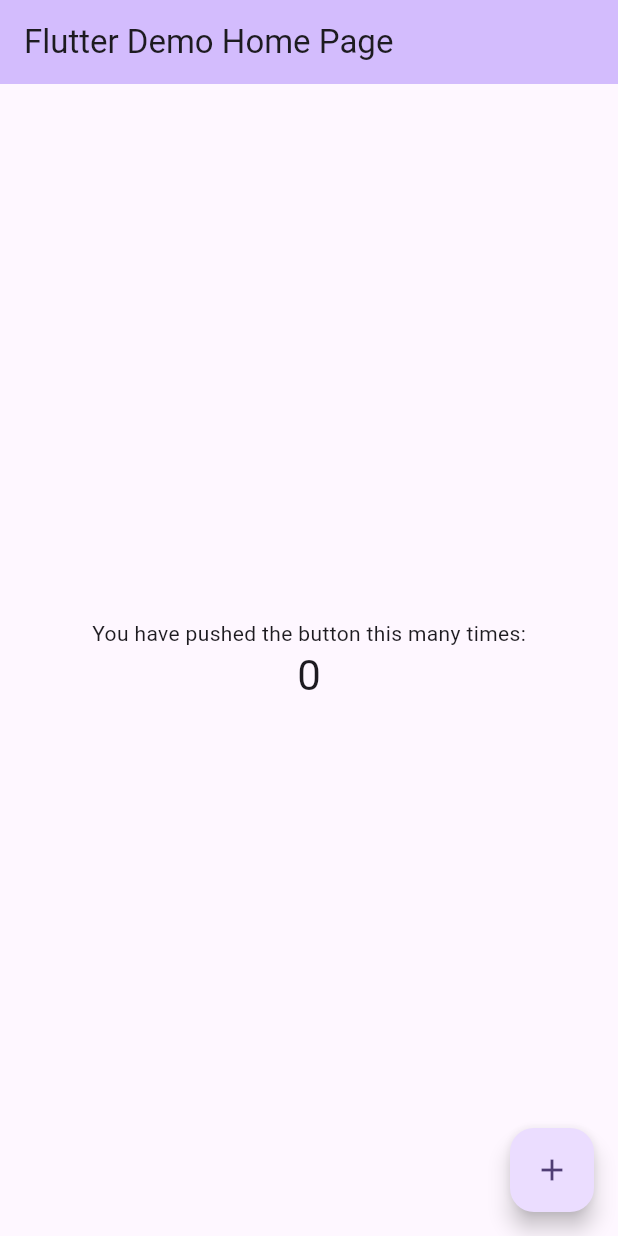
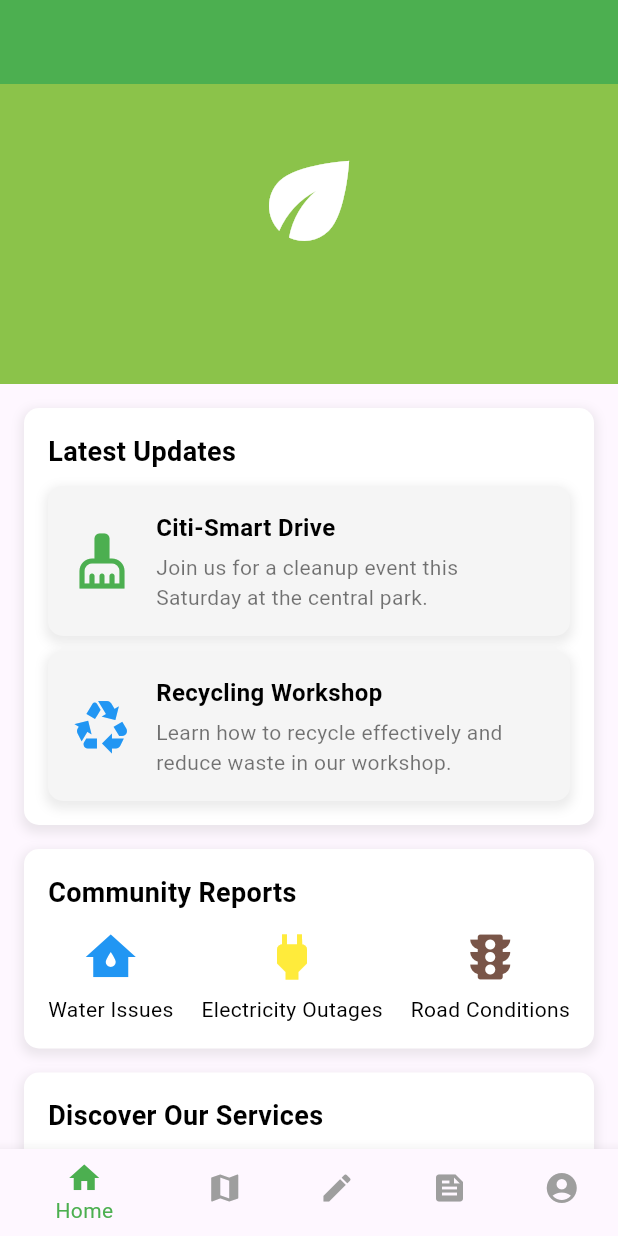
Before and after one commit to ComfortN/citi_smart, a Flutter app: the screen it shows after launch, on a phone screen of 412 x 824 dp. Run offline on Flutter 3.47's test engine with Material 3 defaults, Android fonts, the phone set to English and light mode, and no system bars.

Commit message:
flutter home page

```diff
--- /dev/null
+++ b/lib/home.dart
@@ -0,0 +1,269 @@
+import 'package:flutter/material.dart';
+
+class HomePage extends StatelessWidget {
+  const HomePage({super.key});
+
+  @override
+  Widget build(BuildContext context) {
+    return Scaffold(
+      appBar: AppBar(
+        backgroundColor: Colors.green,
+      ),
+      body: SingleChildScrollView(
+        child: Column(
+          crossAxisAlignment: CrossAxisAlignment.stretch,
+          children: <Widget>[
+            Container(
+              height: 200,
+              color: Colors.lightGreen,
+              child: Center(
+                child: Column(
+                  mainAxisAlignment: MainAxisAlignment.center,
+                  children: const <Widget>[
+                    Icon(Icons.eco, size: 80, color: Colors.white),
+                    SizedBox(height: 10),
+                    Text(
+                      '',
+                      style: TextStyle(
+                        color: Colors.white,
+                        fontSize: 24,
+                        fontWeight: FontWeight.bold,
+                        fontFamily: 'Sansita Swashed',
+                      ),
+                    ),
+                  ],
+                ),
+              ),
+            ),
+            const SizedBox(height: 16),
+            Padding(
+              padding: const EdgeInsets.symmetric(horizontal: 16.0),
+              child: Column(
+                crossAxisAlignment: CrossAxisAlignment.stretch,
+                children: <Widget>[
+                  _buildSection(
+                    title: 'Latest Updates',
+                    content: Column(
+                      children: <Widget>[
+                        _buildUpdateCard(
+                          'Citi-Smart Drive',
+                          'Join us for a cleanup event this Saturday at the central park.',
+                          Icons.cleaning_services,
+                          Colors.green,
+                        ),
+                        const SizedBox(height: 10),
+                        _buildUpdateCard(
+                          'Recycling Workshop',
+                          'Learn how to recycle effectively and reduce waste in our workshop.',
+                          Icons.recycling,
+                          Colors.blue,
+                        ),
+                      ],
+                    ),
+                  ),
+                  const SizedBox(height: 16),
+                  _buildSection(
+                    title: 'Community Reports',
+                    content: Row(
+                      mainAxisAlignment: MainAxisAlignment.spaceBetween,
+                      children: <Widget>[
+                        _buildReportCard('Water Issues', Icons.water_damage, Colors.blue),
+                        _buildReportCard('Electricity Outages', Icons.power, Colors.yellow),
+                        _buildReportCard('Road Conditions', Icons.traffic, Colors.brown),
+                      ],
+                    ),
+                  ),
+                  const SizedBox(height: 16),
+                  _buildSection(
+                    title: 'Discover Our Services',
+                    content: Row(
+                      mainAxisAlignment: MainAxisAlignment.spaceBetween,
+                      children: <Widget>[
+                        _buildService('Tutoring', Icons.school, Colors.grey),
+                        _buildService('Cleaning', Icons.cleaning_services, Colors.blue),
+                        _buildService('Planting', Icons.local_florist, Colors.green),
+                      ],
+                    ),
+                  ),
+                  const SizedBox(height: 16),
+                  Row(
+                    mainAxisAlignment: MainAxisAlignment.spaceBetween,
+                    children: <Widget>[
+                      _buildActionButton('Report Issue', 'Municipal problems', Icons.report, Colors.orange),
+                      _buildActionButton('Book Service', 'Home care services', Icons.book, Colors.blue),
+                    ],
+                  ),
+                ],
+              ),
+            ),
+          ],
+        ),
+      ),
+      bottomNavigationBar: BottomNavigationBar(
+        items: const <BottomNavigationBarItem>[
+          BottomNavigationBarItem(
+            icon: Icon(Icons.home),
+            label: 'Home',
+          ),
+          BottomNavigationBarItem(
+            icon: Icon(Icons.map),
+            label: 'Map',
+          ),
+          BottomNavigationBarItem(
+            icon: Icon(Icons.create),
+            label: 'Create',
+          ),
+          BottomNavigationBarItem(
+            icon: Icon(Icons.feed),
+            label: 'Social Feed',
+          ),
+          BottomNavigationBarItem(
+            icon: Icon(Icons.account_circle),
+            label: 'Account',
+          ),
+        ],
+        selectedItemColor: Colors.green,
+        unselectedItemColor: Colors.grey,
+      ),
+    );
+  }
+
+  Widget _buildSection({required String title, required Widget content}) {
+    return Container(
+      padding: const EdgeInsets.all(16.0),
+      decoration: BoxDecoration(
+        color: Colors.white,
+        borderRadius: BorderRadius.circular(10),
+        boxShadow: [
+          BoxShadow(
+            color: Colors.grey.withOpacity(0.2),
+            spreadRadius: 2,
+            blurRadius: 5,
+            offset: const Offset(0, 3),
+          ),
+        ],
+      ),
+      child: Column(
+        crossAxisAlignment: CrossAxisAlignment.start,
+        children: <Widget>[
+          Text(
+            title,
+            style: const TextStyle(color: Colors.black, fontSize: 18, fontWeight: FontWeight.bold),
+          ),
+          const SizedBox(height: 10),
+          content,
+        ],
+      ),
+    );
+  }
+
+  Widget _buildUpdateCard(String title, String description, IconData icon, Color iconColor) {
+    return Container(
+      padding: const EdgeInsets.all(16.0),
+      decoration: BoxDecoration(
+        color: Colors.grey[100],
+        borderRadius: BorderRadius.circular(10),
+        boxShadow: [
+          BoxShadow(
+            color: Colors.grey.withOpacity(0.2),
+            spreadRadius: 2,
+            blurRadius: 5,
+            offset: const Offset(0, 3),
+          ),
+        ],
+      ),
+      child: Row(
+        children: <Widget>[
+          Icon(icon, color: iconColor, size: 40),
+          const SizedBox(width: 16),
+          Expanded(
+            child: Column(
+              crossAxisAlignment: CrossAxisAlignment.start,
+              children: <Widget>[
+                Text(
+                  title,
+                  style: const TextStyle(color: Colors.black, fontSize: 16, fontWeight: FontWeight.bold),
+                ),
+                const SizedBox(height: 5),
+                Text(
+                  description,
+                  style: const TextStyle(color: Colors.black54, fontSize: 14),
+                ),
+              ],
+            ),
+          ),
+        ],
+      ),
+    );
+  }
+
+  Widget _buildReportCard(String type, IconData icon, Color color) {
+    return Column(
+      children: <Widget>[
+        Icon(
+          icon,
+          color: color,
+          size: 40,
+        ),
+        const SizedBox(height: 5),
+        Text(
+          type,
+          style: const TextStyle(color: Colors.black),
+        ),
+      ],
+    );
+  }
+
+  Widget _buildService(String service, IconData icon, Color color) {
+    return Column(
+      children: <Widget>[
+        Icon(
+          icon,
+          color: color,
+          size: 40,
+        ),
+        const SizedBox(height: 5),
+        Text(
+          service,
+          style: const TextStyle(color: Colors.black),
+        ),
+      ],
+    );
+  }
+
+  Widget _buildActionButton(String title, String subtitle, IconData icon, Color color) {
+    return Expanded(
+      child: Container(
+        margin: const EdgeInsets.all(4.0),
+        padding: const EdgeInsets.all(16.0),
+        decoration: BoxDecoration(
+          color: Colors.white,
+          borderRadius: BorderRadius.circular(10),
+          boxShadow: [
+            BoxShadow(
+              color: Colors.grey.withOpacity(0.2),
+              spreadRadius: 2,
+              blurRadius: 5,
+              offset: const Offset(0, 3),
+            ),
+          ],
+        ),
+        child: Column(
+          children: <Widget>[
+            Icon(icon, color: color, size: 40),
+            const SizedBox(height: 10),
+            Text(
+              title,
+              style: const TextStyle(color: Colors.black, fontWeight: FontWeight.bold),
+            ),
+            const SizedBox(height: 5),
+            Text(
+              subtitle,
+              style: const TextStyle(color: Colors.black54),
+            ),
+          ],
+        ),
+      ),
+    );
+  }
+}
--- a/lib/main.dart
+++ b/lib/main.dart
@@ -1,4 +1,5 @@
 import 'package:flutter/material.dart';
+import 'home.dart';
 
 void main() {
   runApp(const MyApp());
@@ -7,119 +8,16 @@
 class MyApp extends StatelessWidget {
   const MyApp({super.key});
 
-  // This widget is the root of your application.
   @override
   Widget build(BuildContext context) {
     return MaterialApp(
-      title: 'Flutter Demo',
+      debugShowCheckedModeBanner: false,
+      title: 'Citi smart',
       theme: ThemeData(
-        // This is the theme of your application.
-        //
-        // TRY THIS: Try running your application with "flutter run". You'll see
-        // the application has a purple toolbar. Then, without quitting the app,
-        // try changing the seedColor in the colorScheme below to Colors.green
-        // and then invoke "hot reload" (save your changes or press the "hot
-        // reload" button in a Flutter-supported IDE, or press "r" if you used
-        // the command line to start the app).
-        //
-        // Notice that the counter didn't reset back to zero; the application
-        // state is not lost during the reload. To reset the state, use hot
-        // restart instead.
-        //
-        // This works for code too, not just values: Most code changes can be
-        // tested with just a hot reload.
-        colorScheme: ColorScheme.fromSeed(seedColor: Colors.deepPurple),
+        primarySwatch: Colors.green,
         useMaterial3: true,
       ),
-      home: const MyHomePage(title: 'Flutter Demo Home Page'),
+      home: const HomePage(),
     );
   }
 }
-
-class MyHomePage extends StatefulWidget {
-  const MyHomePage({super.key, required this.title});
-
-  // This widget is the home page of your application. It is stateful, meaning
-  // that it has a State object (defined below) that contains fields that affect
-  // how it looks.
-
-  // This class is the configuration for the state. It holds the values (in this
-  // case the title) provided by the parent (in this case the App widget) and
-  // used by the build method of the State. Fields in a Widget subclass are
-  // always marked "final".
-
-  final String title;
-
-  @override
-  State<MyHomePage> createState() => _MyHomePageState();
-}
-
-class _MyHomePageState extends State<MyHomePage> {
-  int _counter = 0;
-
-  void _incrementCounter() {
-    setState(() {
-      // This call to setState tells the Flutter framework that something has
-      // changed in this State, which causes it to rerun the build method below
-      // so that the display can reflect the updated values. If we changed
-      // _counter without calling setState(), then the build method would not be
-      // called again, and so nothing would appear to happen.
-      _counter++;
-    });
-  }
-
-  @override
-  Widget build(BuildContext context) {
-    // This method is rerun every time setState is called, for instance as done
-    // by the _incrementCounter method above.
-    //
-    // The Flutter framework has been optimized to make rerunning build methods
-    // fast, so that you can just rebuild anything that needs updating rather
-    // than having to individually change instances of widgets.
-    return Scaffold(
-      appBar: AppBar(
-        // TRY THIS: Try changing the color here to a specific color (to
-        // Colors.amber, perhaps?) and trigger a hot reload to see the AppBar
-        // change color while the other colors stay the same.
-        backgroundColor: Theme.of(context).colorScheme.inversePrimary,
-        // Here we take the value from the MyHomePage object that was created by
-        // the App.build method, and use it to set our appbar title.
-        title: Text(widget.title),
-      ),
-      body: Center(
-        // Center is a layout widget. It takes a single child and positions it
-        // in the middle of the parent.
-        child: Column(
-          // Column is also a layout widget. It takes a list of children and
-          // arranges them vertically. By default, it sizes itself to fit its
-          // children horizontally, and tries to be as tall as its parent.
-          //
-          // Column has various properties to control how it sizes itself and
-          // how it positions its children. Here we use mainAxisAlignment to
-          // center the children vertically; the main axis here is the vertical
-          // axis because Columns are vertical (the cross axis would be
-          // horizontal).
-          //
-          // TRY THIS: Invoke "debug painting" (choose the "Toggle Debug Paint"
-          // action in the IDE, or press "p" in the console), to see the
-          // wireframe for each widget.
-          mainAxisAlignment: MainAxisAlignment.center,
-          children: <Widget>[
-            const Text(
-              'You have pushed the button this many times:',
-            ),
-            Text(
-              '$_counter',
-              style: Theme.of(context).textTheme.headlineMedium,
-            ),
-          ],
-        ),
-      ),
-      floatingActionButton: FloatingActionButton(
-        onPressed: _incrementCounter,
-        tooltip: 'Increment',
-        child: const Icon(Icons.add),
-      ), // This trailing comma makes auto-formatting nicer for build methods.
-    );
-  }
-}
--- a/lib/pages/home.dart
+++ /dev/null
@@ -1,6 +0,0 @@
-import 'package:citi_smart/main.dart';
-import 'package:flutter/material.dart';
-
-void main() {
-  runApp(const MyApp());
-}
```
Also changed, not shown: johannersburg.jpeg (added), pubspec.lock, 1 other file.
